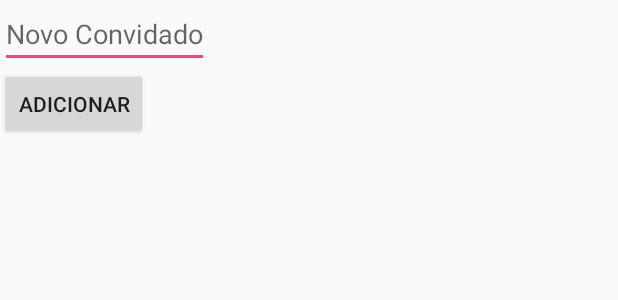
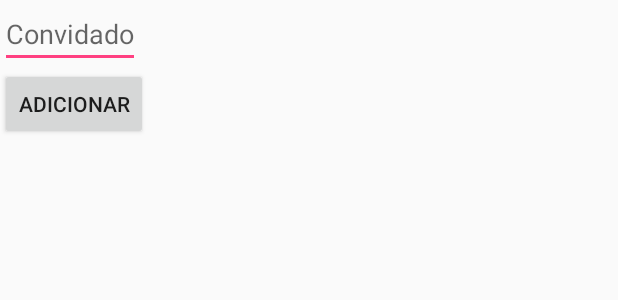
Before and after one commit to pacalexandrecosta/dispositivos_moveis, an Android app: the layout activity_main.xml on its own in the app's theme, with its tools: preview values and no code run, on a phone screen of 412 x 824 dp. Shown: the top 300 px of the screen. Run offline under Robolectric (Android 15) with nearby library versions, the phone set to English and light mode, and no system bars.

Commit message:
Atualizacao de fontes

```diff
--- a/Exemplo017/app/src/main/res/layout/activity_main.xml
+++ b/Exemplo017/app/src/main/res/layout/activity_main.xml
@@ -9,7 +9,7 @@
         android:id="@+id/txtNome"
         android:layout_width="wrap_content"
         android:layout_height="wrap_content"
-        android:hint="Novo Convidado" />
+        android:hint="@string/convidado" />
 
     <Button
         android:id="@+id/btnAdicionar"
--- a/Exemplo017/app/src/main/res/values/strings.xml
+++ b/Exemplo017/app/src/main/res/values/strings.xml
@@ -1,3 +1,4 @@
 <resources>
-    <string name="app_name">Exemplo017</string>
+<string name="app_name">Exemplo017</string>
+<string name="convidado">Convidado</string>
 </resources>
--- a/Exemplo018/app/src/main/java/desenvolvimento/nassau/exemplo018/NoticiaFragment.java
+++ b/Exemplo018/app/src/main/java/desenvolvimento/nassau/exemplo018/NoticiaFragment.java
@@ -40,8 +40,8 @@ public class NoticiaFragment extends Fragment {
         return v;
     }
 
-    public void setNoticia(Noticia noticia) {
-        this.noticia = noticia;
+    public void setNoticia(Noticia not) {
+        this.noticia = not;
         if (this.noticia != null) {
             txtManchete.setText(this.noticia.getManchete());
             txtConteudo.setText(this.noticia.getConteudo());
```
Also changed, not shown: Exemplo017/app/src/main/java/desenvolvimento/nassau/exemplo017/MainActivity.java (+15 -0 lines), 1 other file.
